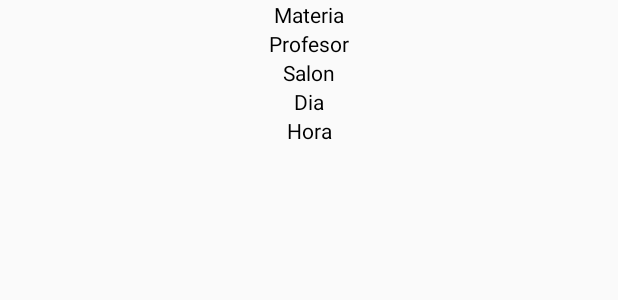
After one commit to Taco-Hack/AndroidUabcs, an Android app: the layout itemmat.xml on its own in the app's theme, with its tools: preview values and no code run, on a phone screen of 412 x 824 dp. The commit adds this screen. Shown: the top 300 px of the screen. Run offline under Robolectric (Android 15) with nearby library versions, the phone set to English and light mode, and no system bars.

Commit message:
horarios finalizado
me merezco dormir 8 horas :'c

```diff
--- a/app/src/main/java/com/Jaime/uabcsestudiantil/Adapter/Adapter.java
+++ b/app/src/main/java/com/Jaime/uabcsestudiantil/Adapter/Adapter.java
@@ -7,6 +7,7 @@ import android.view.View;
 import android.view.ViewGroup;
 import android.widget.TextView;
 
+import com.Jaime.uabcsestudiantil.Materias.Materias;
 import com.Jaime.uabcsestudiantil.R;
 
 import java.util.ArrayList;
@@ -51,5 +52,7 @@ public class Adapter extends RecyclerView.Adapter<Adapter.ViewHolder> {
         public void asignarDatos(String s) {
             texto.setText(s);
         }
+
     }
+
 }
--- a/app/src/main/java/com/Jaime/uabcsestudiantil/MainActivity.java
+++ b/app/src/main/java/com/Jaime/uabcsestudiantil/MainActivity.java
@@ -79,9 +79,11 @@ public class MainActivity extends AppCompatActivity {
                     if (!bandera){
                         Toast.makeText(getApplicationContext(),"Usuario invalido ",Toast.LENGTH_SHORT).show();
                     }else{
+                        Bundle b= new Bundle();
                         Toast.makeText(getApplicationContext(),"Bienvenido ",Toast.LENGTH_SHORT).show();
                         Intent i = new Intent(getApplicationContext(), Menu.class);
-                        i.putExtra("Usuario",sName);
+                        b.putString("Carrera",sName);
+                        i.putExtras(b);
                         startActivity(i); // descomentar
                     }
                 }
@@ -110,7 +112,7 @@ public class MainActivity extends AppCompatActivity {
     public void cicloForEach(){
         for(Usuario a : lisUsu){
             if ( a.getEmail().equals(sEmail) ){
-                sName=a.getNombre();
+                sName=a.getCarrera();
                 bandera=true;
                 break;
             }
--- a/app/src/main/java/com/Jaime/uabcsestudiantil/Materias/Materias.java
+++ b/app/src/main/java/com/Jaime/uabcsestudiantil/Materias/Materias.java
@@ -10,7 +10,7 @@ public class Materias {
         return idCarrera;
     }
 
-    public void setIdCarrera(String idCarrera) {
+    public void setIdCarrera(String idCarrera){
         this.idCarrera = idCarrera;
     }
 
--- a/app/src/main/java/com/Jaime/uabcsestudiantil/Menu.java
+++ b/app/src/main/java/com/Jaime/uabcsestudiantil/Menu.java
@@ -47,8 +47,14 @@ public class Menu extends AppCompatActivity implements Mapita.OnFragmentInteract
         mTextMessage = findViewById(R.id.message);
         navView.setOnNavigationItemSelectedListener(mOnNavigationItemSelectedListener);
 
+        Bundle bun=getIntent().getExtras();
+        String texto=bun.getString("Carrera");
+        Bundle arg=new Bundle();
+        arg.putString("Carrera",texto);
 
         u=new Usuarios();
+        u.setArguments(arg);
+
         m= new Mapita();
         getSupportFragmentManager().beginTransaction().add(R.id.xmlContendorFragment, m).commit();
     }
--- /dev/null
+++ b/app/src/main/res/layout/itemmat.xml
@@ -0,0 +1,69 @@
+<?xml version="1.0" encoding="utf-8"?>
+<android.support.constraint.ConstraintLayout
+    xmlns:android="http://schemas.android.com/apk/res/android"
+    xmlns:app="http://schemas.android.com/apk/res-auto"
+    xmlns:tools="http://schemas.android.com/tools"
+    android:layout_width="match_parent"
+    android:layout_height="match_parent">
+
+    <TextView
+        android:id="@+id/fTxtMat"
+        android:layout_width="wrap_content"
+        android:layout_height="wrap_content"
+        android:text="Materia"
+        android:textColor="#000000"
+        android:textSize="14sp"
+        app:layout_constraintBottom_toTopOf="@+id/fTxtProf"
+        app:layout_constraintEnd_toEndOf="parent"
+        app:layout_constraintStart_toStartOf="parent"
+        app:layout_constraintTop_toTopOf="parent" />
+
+    <TextView
+        android:id="@+id/fTxtHora"
+        android:layout_width="wrap_content"
+        android:layout_height="wrap_content"
+        android:layout_marginBottom="16dp"
+        android:text="Hora"
+        android:textColor="#000000"
+        android:textSize="14sp"
+        app:layout_constraintBottom_toBottomOf="parent"
+        app:layout_constraintEnd_toEndOf="parent"
+        app:layout_constraintStart_toStartOf="parent"
+        app:layout_constraintTop_toBottomOf="@+id/fTxtDia"
+        app:layout_constraintVertical_bias="0.0" />
+
+    <TextView
+        android:id="@+id/fTxtDia"
+        android:layout_width="wrap_content"
+        android:layout_height="wrap_content"
+        android:text="Dia"
+        android:textColor="#000000"
+        android:textSize="14sp"
+        app:layout_constraintEnd_toEndOf="parent"
+        app:layout_constraintStart_toStartOf="parent"
+        app:layout_constraintTop_toBottomOf="@+id/fTxtSalon" />
+
+    <TextView
+        android:id="@+id/fTxtSalon"
+        android:layout_width="wrap_content"
+        android:layout_height="wrap_content"
+        android:text="Salon"
+        android:textColor="#000000"
+        android:textSize="14sp"
+        app:layout_constraintBottom_toTopOf="@+id/fTxtDia"
+        app:layout_constraintEnd_toEndOf="parent"
+        app:layout_constraintStart_toStartOf="parent"
+        app:layout_constraintTop_toBottomOf="@+id/fTxtProf" />
+
+    <TextView
+        android:id="@+id/fTxtProf"
+        android:layout_width="wrap_content"
+        android:layout_height="wrap_content"
+        android:text="Profesor"
+        android:textColor="#000000"
+        android:textSize="14sp"
+        app:layout_constraintBottom_toTopOf="@+id/fTxtSalon"
+        app:layout_constraintEnd_toEndOf="parent"
+        app:layout_constraintStart_toStartOf="parent"
+        app:layout_constraintTop_toBottomOf="@+id/fTxtMat" />
+</android.support.constraint.ConstraintLayout>
```
Also changed, not shown: app/src/main/AndroidManifest.xml (+6 -2 lines), app/src/main/java/com/Jaime/uabcsestudiantil/Adapter/AdapterMat.java (added, +61 -0 lines), app/src/main/java/com/Jaime/uabcsestudiantil/Horarios.java (added, +95 -0 lines), app/src/main/java/com/Jaime/uabcsestudiantil/Usuarios.java (+7 -1 lines), app/src/main/res/layout/activity_horarios.xml (added, +17 -0 lines).
